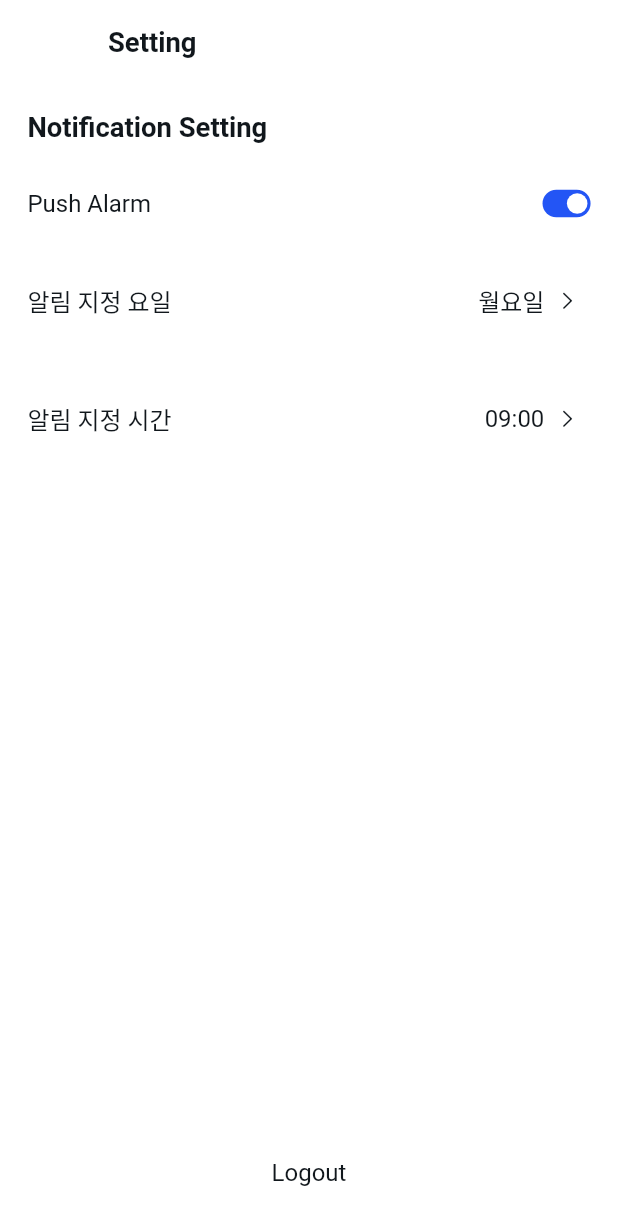
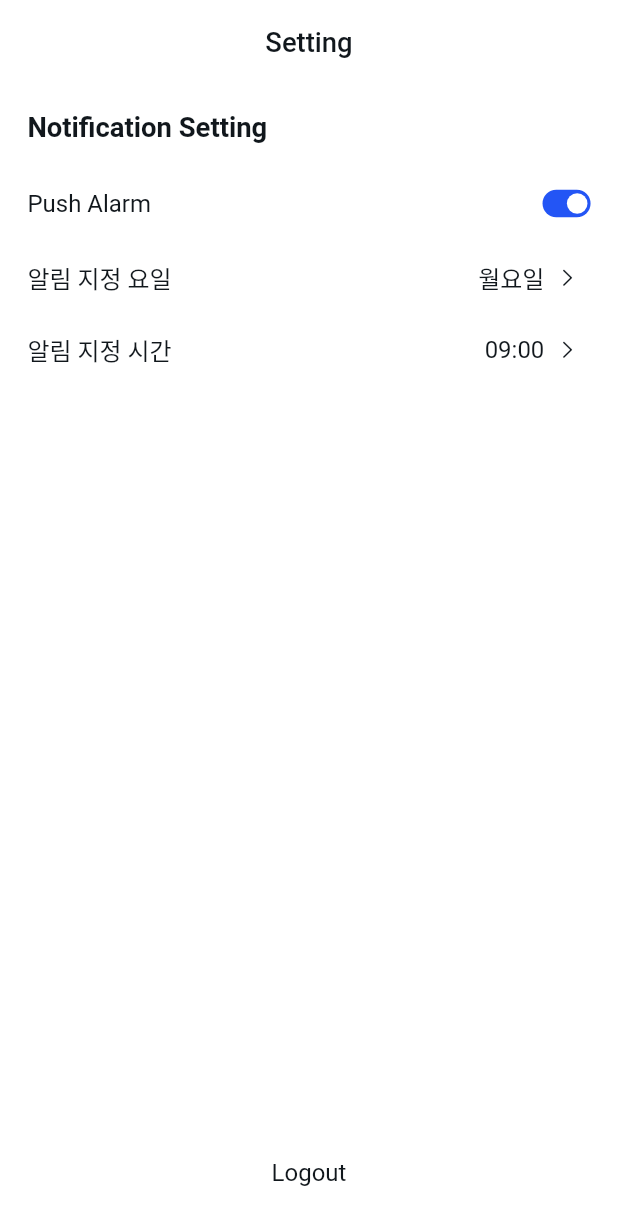
Before and after one commit to CoachMyBody/CoachMyBody-App, a Flutter app: the Setting screen opened directly, on a phone screen of 412 x 824 dp. Shown: the top 1225 px of the screen. Run offline on Flutter 3.47's test engine with Material 2 defaults, Android fonts, the phone set to English and light mode, and no system bars; drawn by our look-alikes of flutter_switch; our stand-ins replace carousel_slider, chips_choice, easy_localization, fl_chart, flutter_svg and 3 more; missing offline and left inert: dart:ffi, kakao_flutter_sdk, photo_manager, xxtea; accounts and stored records are empty; network calls fail; Roboto replaces fonts that are missing (SpoqaHanSansNeo); statements that could not run were skipped.

Commit message:
이전 코드 커밋
이전 코드 커밋

```diff
--- a/lib/ui/mypage/mypage_coach_searching.dart
+++ b/lib/ui/mypage/mypage_coach_searching.dart
@@ -3,6 +3,7 @@ import 'package:coach_my_body/constants/translations_key.dart';
 import 'package:easy_localization/easy_localization.dart';
 import 'package:flutter/cupertino.dart';
 import 'package:flutter/material.dart';
+import 'package:flutter/services.dart';
 
 class MypageCoachSearching extends StatelessWidget {
   double _width;
@@ -61,7 +62,9 @@ class MypageCoachSearching extends StatelessWidget {
                       ],
                     ),
                     GestureDetector(
-                      onTap: () {},
+                      onTap: () {
+                        Clipboard.setData(ClipboardData(text: _uniqueNumber));
+                      },
                       child: Text(
                         COMMON_COPY_TXT,
                         style: TextStyle(
@@ -93,6 +96,7 @@ class MypageCoachSearching extends StatelessWidget {
                       width: _width * 0.9111,
                       height: _width * 0.0833,
                       decoration: BoxDecoration(
+                          border: Border.all(color: Color(0xFFE9EDEF)),
                           borderRadius: BorderRadius.circular(_width * 0.01),
                           color: AppColors.cmb_grey[50]),
                       child: TextFormField(
--- a/lib/ui/mypage/mypage_info.dart
+++ b/lib/ui/mypage/mypage_info.dart
@@ -24,12 +24,13 @@ class MypageInfo extends StatelessWidget {
       },
       child: Scaffold(
         appBar: AppBar(
+          centerTitle: true,
           title: Text(
             PROFILE_SETTING,
             style: TextStyle(
               color: AppColors.cmb_grey[700],
               fontSize: _width * 0.0444,
-              fontWeight: FontWeight.w700,
+              fontWeight: FontWeight.w500,
             ),
           ).tr(),
         ),
--- a/lib/ui/mypage/mypage_my_activity.dart
+++ b/lib/ui/mypage/mypage_my_activity.dart
@@ -75,8 +75,8 @@ class MyActivity extends StatelessWidget {
                 children: [
                   Text(
                     tr(WORKOUT_DAYS),
-                    style:
-                        TextStyle(fontSize: 14.0, fontWeight: FontWeight.bold),
+                    style: TextStyle(
+                        fontSize: _width * 0.0444, fontWeight: FontWeight.w700),
                   ),
                   SizedBox(height: _width * 0.0277),
                   Row(
--- a/lib/ui/mypage/mypage_profile_input_form.dart
+++ b/lib/ui/mypage/mypage_profile_input_form.dart
@@ -35,6 +35,7 @@ class ProfileInputForm extends StatelessWidget {
             width: _width * 0.9111,
             height: _width * 0.1111,
             decoration: BoxDecoration(
+                border: Border.all(color: Color(0xFFE9EDEF)),
                 borderRadius: BorderRadius.circular(_width * 0.01),
                 color: AppColors.cmb_grey[50]),
             child: TextFormField(
--- a/lib/ui/mypage/mypage_setting.dart
+++ b/lib/ui/mypage/mypage_setting.dart
@@ -15,19 +15,21 @@ class Setting extends StatelessWidget {
 
     return Scaffold(
         appBar: AppBar(
+          centerTitle: true,
           title: Text(
             APP_SETTING,
             style: TextStyle(
               color: AppColors.cmb_grey[700],
               fontSize: _width * 0.0444,
-              fontWeight: FontWeight.w700,
+              fontWeight: FontWeight.w500,
             ),
           ).tr(),
         ),
         body: Padding(
           padding: EdgeInsets.all(_width * 0.0444),
-          child:
-              Column(crossAxisAlignment: CrossAxisAlignment.start, children: [
+          child: Column(
+            crossAxisAlignment: CrossAxisAlignment.start,
+            children: [
               Text(
                 NOTIFICATION_SETTING,
                 style: TextStyle(
@@ -58,7 +60,7 @@ class Setting extends StatelessWidget {
                   ),
                 ],
               ),
-            SizedBox(height: _width * 0.075),
+              SizedBox(height: _width * 0.03888),
               Row(
                 mainAxisAlignment: MainAxisAlignment.spaceBetween,
                 children: [
@@ -89,7 +91,6 @@ class Setting extends StatelessWidget {
                   )
                 ],
               ),
-            SizedBox(height: _width * 0.075),
               Row(
                 mainAxisAlignment: MainAxisAlignment.spaceBetween,
                 children: [
@@ -135,8 +136,9 @@ class Setting extends StatelessWidget {
                     ).tr(),
                   ),
                 ),
-            )
-          ]),
+              ),
+            ],
+          ),
         ));
   }
 }
```
Also changed, not shown: lib/ui/routine/routine.dart (+8 -3 lines). Lines whose indentation alone changed are shown as unchanged.
